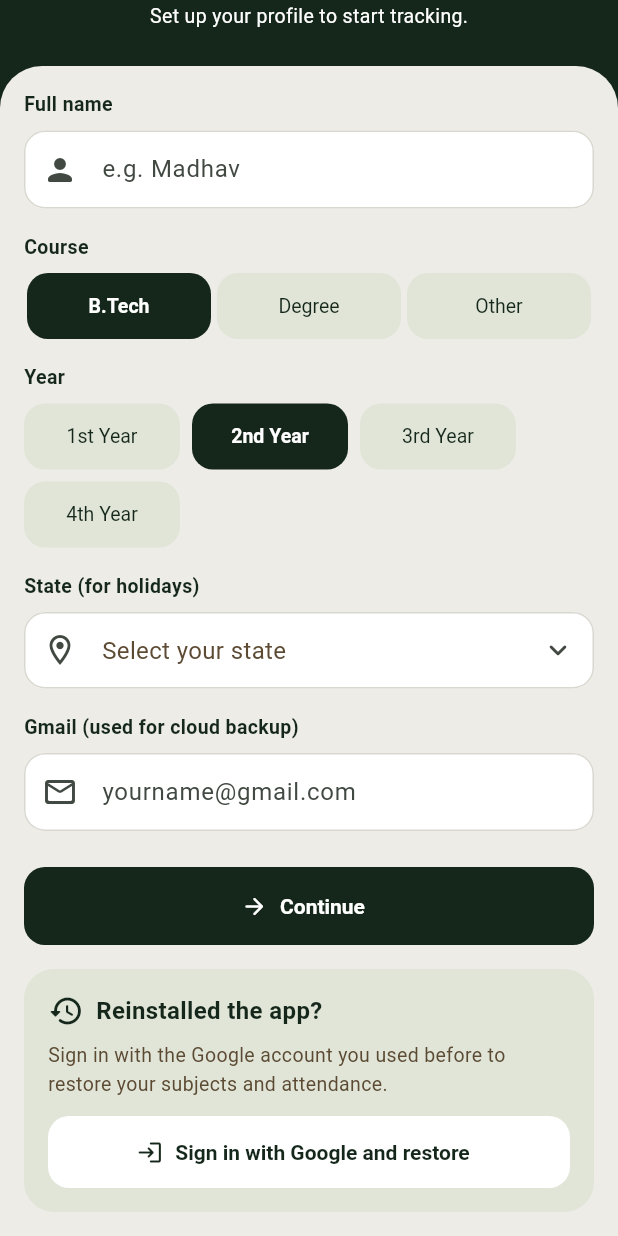
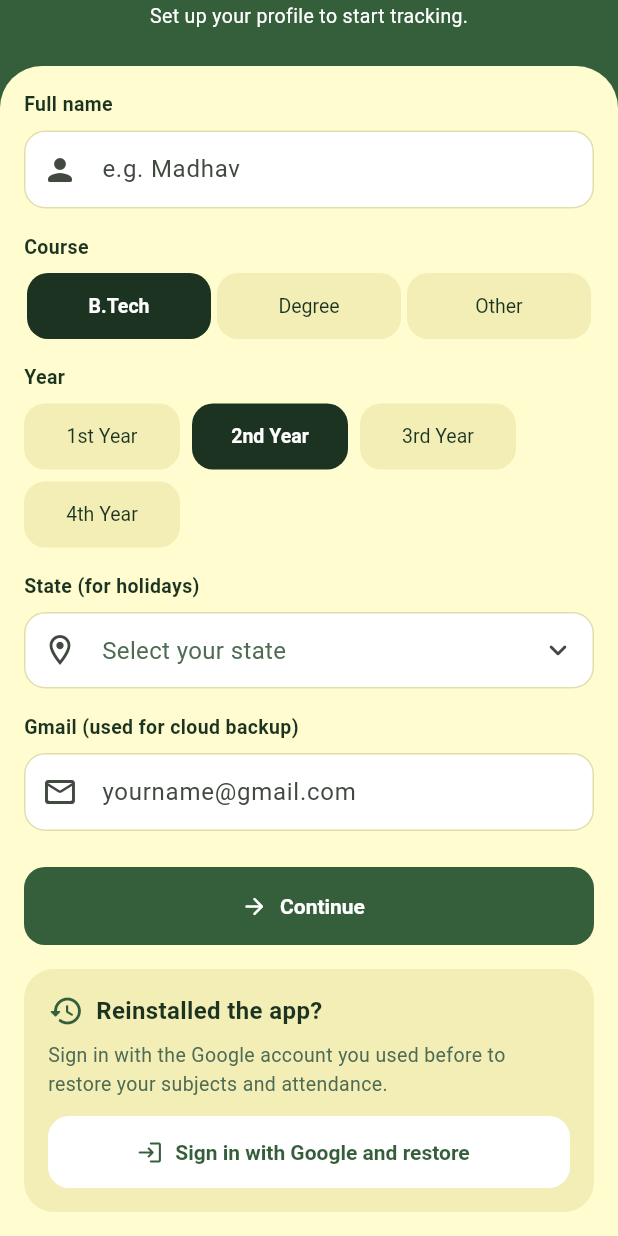
Before and after one commit to rachamadhav28-spec/attendtrack-, a Flutter app: the screen it shows after launch, scrolled down 132 dp, on a phone screen of 412 x 824 dp. Run offline on Flutter 3.47's test engine with Material 3 defaults, Android fonts, the phone set to English and light mode, and no system bars; our stand-ins replace cloud_firestore, file_picker, firebase_auth, firebase_core, google_sign_in, qr_flutter and 1 more; missing offline and left inert: google_mlkit_text_recognition, mobile_scanner, qr; accounts and stored records are empty.

Commit message:
Single palette: hunter green and cream; remove colour switcher
Co-Authored-By: Claude Sonnet 5.5 <noreply@anthropic.com>
Claude-Session: https://claude.ai/code/session_01FA6auZpS5fLb1PAvRyaE8L

```diff
--- a/lib/ui_kit.dart
+++ b/lib/ui_kit.dart
@@ -21,26 +21,16 @@ class Palette {
 }
 
 const List<Palette> kPalettes = [
-  Palette('Forest',
-      primary: Color(0xFF15271B),
-      primarySoft: Color(0xFF223E27),
-      ink: Color(0xFF15271B),
-      muted: Color(0xFF5C4A33),
-      bg: Color(0xFFEDECE7),
-      tint: Color(0xFFE0E5D8),
-      line: Color(0xFFD9D8D0),
-      accent: Color(0xFFB98B35),
-      peach: Color(0xFF9F8467)),
-  Palette('Teal',
-      primary: Color(0xFF167F70),
-      primarySoft: Color(0xFF26A391),
-      ink: Color(0xFF0E3B35),
-      muted: Color(0xFF6B5A52),
-      bg: Color(0xFFF3EFEE),
-      tint: Color(0xFFD5F6EF),
-      line: Color(0xFFDDD6D4),
-      accent: Color(0xFF3EEDD0),
-      peach: Color(0xFFD6A489)),
+  Palette('Hunter & Cream',
+      primary: Color(0xFF355E3B),
+      primarySoft: Color(0xFF4A7350),
+      ink: Color(0xFF1B3320),
+      muted: Color(0xFF4F6B54),
+      bg: Color(0xFFFFFDD0),
+      tint: Color(0xFFF2EEB6),
+      line: Color(0xFFE2DEA8),
+      accent: Color(0xFFFFFDD0),
+      peach: Color(0xFF9DBB9F)),
 ];
 
 class AppColors {
--- a/pubspec.yaml
+++ b/pubspec.yaml
@@ -32,7 +32,7 @@ flutter_launcher_icons:
   ios: false
   image_path: "assets/icon/app_icon.png"
   min_sdk_android: 21
-  adaptive_icon_background: "#15271B"
+  adaptive_icon_background: "#355E3B"
   adaptive_icon_foreground: "assets/icon/app_icon_foreground.png"
 
 flutter:
```
Also changed, not shown: lib/main.dart (+0 -85 lines), assets/icon/app_icon.png, assets/icon/app_icon_foreground.png.
